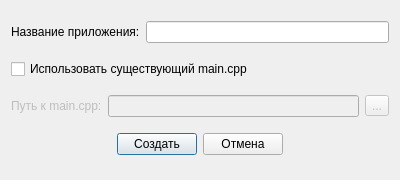
The window that manager/newappdialog.ui (TheMrButcher/gamebase_manager) describes before a commit, drawn with Qt 5.
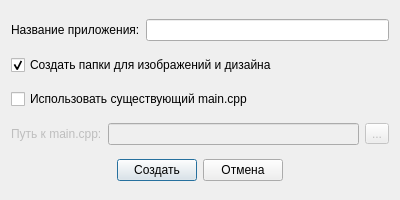
The same window after the commit. Icons and pictures are not drawn.

Commit message:
Added checkbox to create default design and images folders
Closed #52

Patch:
```diff
--- a/manager/newappdialog.ui
+++ b/manager/newappdialog.ui
@@ -7,7 +7,7 @@
     <x>0</x>
     <y>0</y>
     <width>400</width>
-    <height>180</height>
+    <height>200</height>
    </rect>
   </property>
   <property name="windowTitle">
@@ -28,6 +28,20 @@
      </item>
     </layout>
    </item>
+   <item>
+    <layout class="QHBoxLayout" name="horizontalLayout_5">
+     <item>
+      <widget class="QCheckBox" name="needCreateResourcesBox">
+       <property name="text">
+        <string>Создать папки для изображений и дизайна</string>
+       </property>
+       <property name="checked">
+        <bool>true</bool>
+       </property>
+      </widget>
+     </item>
+    </layout>
+   </item>
    <item>
     <layout class="QHBoxLayout" name="horizontalLayout_2">
      <item>
```
The commit also changes 5 other files.
